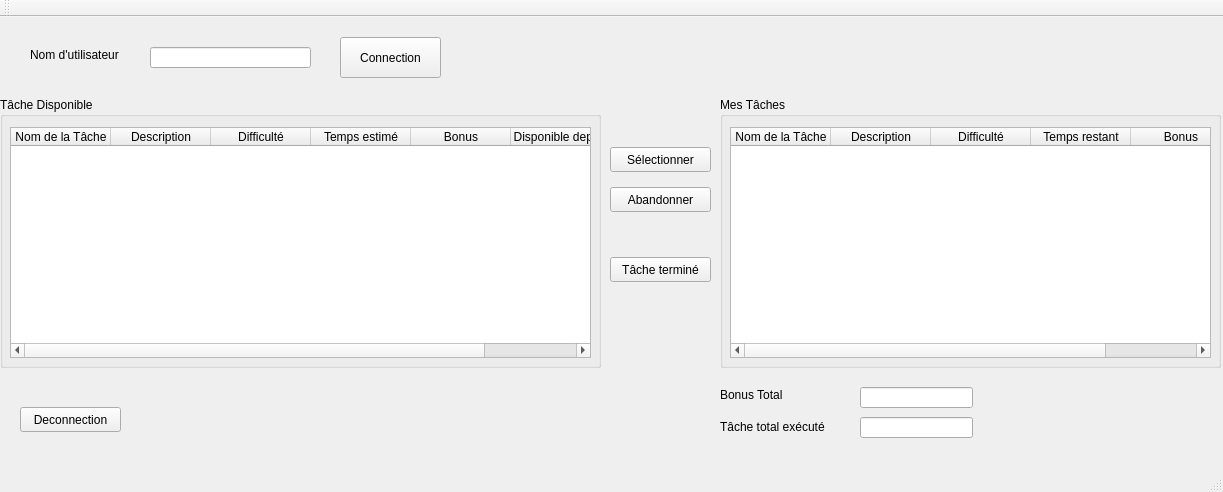
The window that client.ui (lehouxouelleta/cll12-GestionnaireAgile-Client) describes before a commit, drawn with Qt 5.
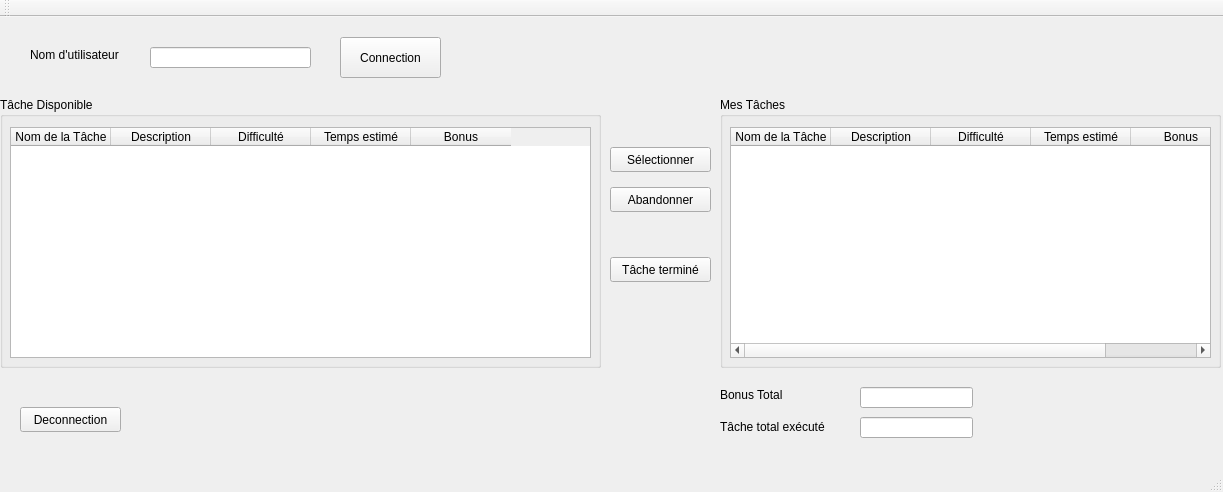
The same window after the commit.

Commit message: Bouton Bonus Total est complété Le bouton bonus total additionne le bonus de toutes les tâches qui sont complétés. Les boutons connection et déconnection change d'état s'il est connecté ou déconnecté. Lorsque le serveur se déconnecte, les utilisateurs sont déconnectés.

```diff
--- a/client.ui
+++ b/client.ui
@@ -117,7 +117,7 @@
      </column>
      <column>
       <property name="text">
-       <string>Temps restant</string>
+       <string>Temps estimé</string>
       </property>
      </column>
      <column>
@@ -179,11 +179,6 @@
        <string>Bonus</string>
       </property>
      </column>
-     <column>
-      <property name="text">
-       <string>Disponible depuis</string>
-      </property>
-     </column>
     </widget>
    </widget>
    <widget class="QLabel" name="lblBonusTotal">
```
The commit also changes 4 other files.
